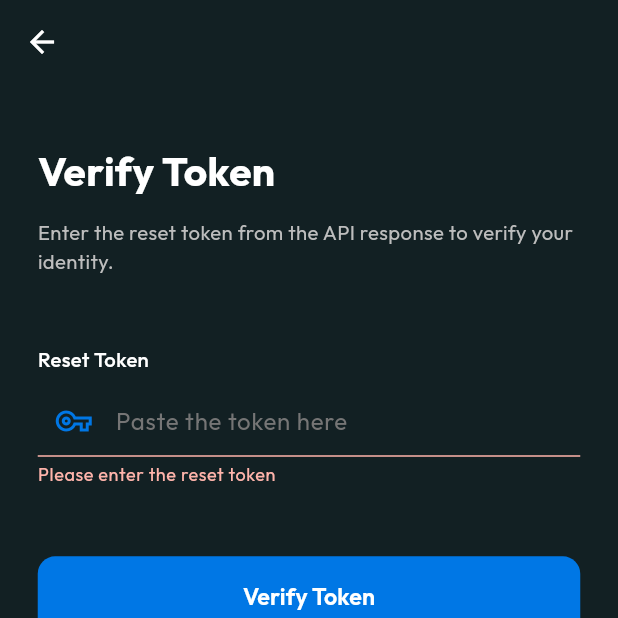
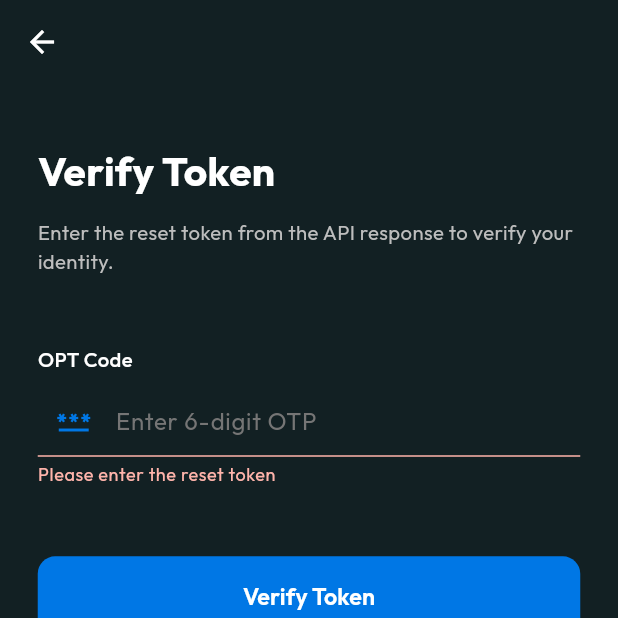
Before and after one commit to Rustaman254/Comet_wallet, a Flutter app: the VerifyTokenScreen screen opened directly with empty values, after a tap on "Verify Token", on a phone screen of 412 x 824 dp, the top half of it. Run offline on Flutter 3.47's test engine with Material 3 defaults, Android fonts, the phone set to English and light mode, and no system bars; our stand-ins replace csv, equatable, flutter_bloc, flutter_screenutil, flutter_svg, heroicons and 5 more; missing offline and left inert: flutter_idensic_mobile_sdk_plugin, mobile_scanner, smile_id; accounts and stored records are empty; network calls fail; project files that could hold a hidden picture were left out.

```diff
--- a/lib/constants/api_constants.dart
+++ b/lib/constants/api_constants.dart
@@ -44,5 +44,5 @@ class ApiConstants {
 
   // Sumsub KYC endpoints
   static String get sumsubInitKycEndpoint => '$baseUrl/kyc/sumsub/init-kyc';
-  static String get sumsubKycStatusEndpoint => '$baseUrl/kyc/sumsub/kyc-status';
+  static String getSumsubKycStatusEndpoint(String userId) => '$baseUrl/kyc/read/User/$userId';
 }
--- a/lib/screens/edit_profile_screen.dart
+++ b/lib/screens/edit_profile_screen.dart
@@ -156,10 +156,6 @@ class _EditProfileScreenState extends State<EditProfileScreen> {
                       decoration: BoxDecoration(
                         shape: BoxShape.circle,
                         border: Border.all(color: Colors.white, width: 2),
-                        image: const DecorationImage(
-                          image: AssetImage('assets/images/user_avatar.png'),
-                          fit: BoxFit.cover,
-                        ),
                         color: Colors.grey[800],
                       ),
                       child: const Icon(Icons.person, size: 50, color: Colors.white),
--- a/lib/screens/forgot_password_screen.dart
+++ b/lib/screens/forgot_password_screen.dart
@@ -59,7 +59,7 @@ class _ForgotPasswordScreenState extends State<ForgotPasswordScreen> {
         // Navigate to verify token screen, passing the token
         Navigator.of(context).push(
           MaterialPageRoute(
-            builder: (_) => VerifyTokenScreen(prefillToken: token),
+            builder: (_) => VerifyTokenScreen(email: _emailController.text.trim()),
           ),
         );
       } else {
--- a/lib/screens/profile_screen.dart
+++ b/lib/screens/profile_screen.dart
@@ -102,10 +102,6 @@ class _ProfileScreenState extends State<ProfileScreen> {
                       decoration: BoxDecoration(
                         shape: BoxShape.circle,
                         border: Border.all(color: Colors.white, width: 2),
-                        image: const DecorationImage(
-                          image: AssetImage('assets/images/user_avatar.png'),
-                          fit: BoxFit.cover,
-                        ),
                         color: Colors.grey[800],
                       ),
                       child: const Icon(Icons.person, size: 50, color: Colors.white),
--- a/lib/screens/reset_password_screen.dart
+++ b/lib/screens/reset_password_screen.dart
@@ -8,9 +8,10 @@ import '../utils/input_decoration.dart';
 import 'sign_in_screen.dart';
 
 class ResetPasswordScreen extends StatefulWidget {
-  final String token;
+  final String email;
+  final String otp;
 
-  const ResetPasswordScreen({super.key, required this.token});
+  const ResetPasswordScreen({super.key, required this.email, required this.otp});
 
   @override
   State<ResetPasswordScreen> createState() => _ResetPasswordScreenState();
@@ -38,13 +39,15 @@ class _ResetPasswordScreenState extends State<ResetPasswordScreen> {
 
     try {
       // POST {{BASE_URL}}/users/reset-password
-      // Payload: {"token": "fc04...", "new_password": "NewPass123!"}
+      // Payload: {"email": "...", "otp": "...", "new_password": "..."}
       final response = await http.post(
         Uri.parse(ApiConstants.resetPasswordEndpoint),
         headers: {'Content-Type': 'application/json'},
         body: jsonEncode({
-          'token': widget.token,
+          'email': widget.email,
+          'otp': widget.otp,
           'new_password': _passwordController.text,
+          'confirm_password': _confirmController.text, // Backend asks for this if they enforce confirming
         }),
       );
 
@@ -131,33 +134,8 @@ class _ResetPasswordScreenState extends State<ResetPasswordScreen> {
                     ),
                     SizedBox(height: 48.h),
 
-                    // Token (read-only display)
-                    Text(
-                      'Token',
-                      style: TextStyle(
-                        fontFamily: 'Outfit',
-                        color: textColor,
-                        fontSize: 14.sp,
-                        fontWeight: FontWeight.w500,
-                      ),
-                    ),
-                    SizedBox(height: 8.h),
-                    TextFormField(
-                      initialValue: widget.token,
-                      readOnly: true,
-                      style: TextStyle(
-                        fontFamily: 'Outfit',
-                        color: subTextColor,
-                        fontSize: 12,
-                      ),
-                      maxLines: 2,
-                      decoration: buildUnderlineInputDecoration(
-                        context: context,
-                        label: '',
-                        prefixIcon: Icon(Icons.vpn_key_outlined, color: primaryBrandColor),
-                      ),
-                    ),
-                    SizedBox(height: 28.h),
+                    // Removed Token read-only field
+
 
                     // New Password
                     Text(
--- a/lib/screens/verify_token_screen.dart
+++ b/lib/screens/verify_token_screen.dart
@@ -8,9 +8,9 @@ import '../utils/input_decoration.dart';
 import 'reset_password_screen.dart';
 
 class VerifyTokenScreen extends StatefulWidget {
-  final String prefillToken;
+  final String email;
 
-  const VerifyTokenScreen({super.key, required this.prefillToken});
+  const VerifyTokenScreen({super.key, required this.email});
 
   @override
   State<VerifyTokenScreen> createState() => _VerifyTokenScreenState();
@@ -24,7 +24,7 @@ class _VerifyTokenScreenState extends State<VerifyTokenScreen> {
   @override
   void initState() {
     super.initState();
-    // Token field left empty — user pastes it from their email
+    // OTP field left empty
   }
 
   @override
@@ -40,11 +40,14 @@ class _VerifyTokenScreenState extends State<VerifyTokenScreen> {
 
     try {
       // POST {{BASE_URL}}/users/verify-token
-      // Payload: {"token": "fc04..."}
+      // Payload: {"email": "...", "otp": "..."}
       final response = await http.post(
         Uri.parse(ApiConstants.verifyTokenEndpoint),
         headers: {'Content-Type': 'application/json'},
-        body: jsonEncode({'token': _tokenController.text.trim()}),
+        body: jsonEncode({
+          'email': widget.email,
+          'otp': _tokenController.text.trim(),
+        }),
       );
 
       // Success: {"message": "Token is valid", "user_id": 122}
@@ -64,7 +67,8 @@ class _VerifyTokenScreenState extends State<VerifyTokenScreen> {
         Navigator.of(context).push(
           MaterialPageRoute(
             builder: (_) => ResetPasswordScreen(
-              token: _tokenController.text.trim(),
+              email: widget.email,
+              otp: _tokenController.text.trim(),
             ),
           ),
         );
@@ -132,7 +136,7 @@ class _VerifyTokenScreenState extends State<VerifyTokenScreen> {
                     ),
                     SizedBox(height: 48.h),
                     Text(
-                      'Reset Token',
+                      'OPT Code',
                       style: TextStyle(
                         fontFamily: 'Outfit',
                         color: textColor,
@@ -143,20 +147,20 @@ class _VerifyTokenScreenState extends State<VerifyTokenScreen> {
                     SizedBox(height: 8.h),
                     TextFormField(
                       controller: _tokenController,
-                      keyboardType: TextInputType.text,
+                      keyboardType: TextInputType.number,
                       style: TextStyle(
                         fontFamily: 'Outfit',
                         color: textColor,
                         fontSize: 14,
                         letterSpacing: 0.5,
                       ),
-                      maxLines: 3,
+                      maxLines: 1,
                       minLines: 1,
                       decoration: buildUnderlineInputDecoration(
                         context: context,
                         label: '',
-                        hintText: 'Paste the token here',
-                        prefixIcon: Icon(Icons.vpn_key_outlined, color: primaryBrandColor),
+                        hintText: 'Enter 6-digit OTP',
+                        prefixIcon: Icon(Icons.password_outlined, color: primaryBrandColor),
                       ),
                       validator: (value) {
                         if (value == null || value.trim().isEmpty) {
--- a/lib/services/authenticated_http_client.dart
+++ b/lib/services/authenticated_http_client.dart
@@ -33,6 +33,10 @@ class AuthenticatedHttpClient {
     Object? body,
   }) async {
     final token = await TokenService.getToken();
+
+    if (token == null || token.isEmpty) {
+      AppLogger.warning(LogTags.auth, 'Making request without token (token is null or empty)', data: {'url': url.toString()});
+    }
 
     final requestHeaders = {
       'Content-Type': 'application/json',
```
Also changed, not shown: lib/bloc/wallet_bloc.dart (+12 -1 lines), lib/screens/kyc/sumsub_kyc_screen.dart (+30 -2 lines), lib/screens/settings_screen.dart (+6 -1 lines), lib/services/sumsub_kyc_service.dart (+13 -4 lines).
